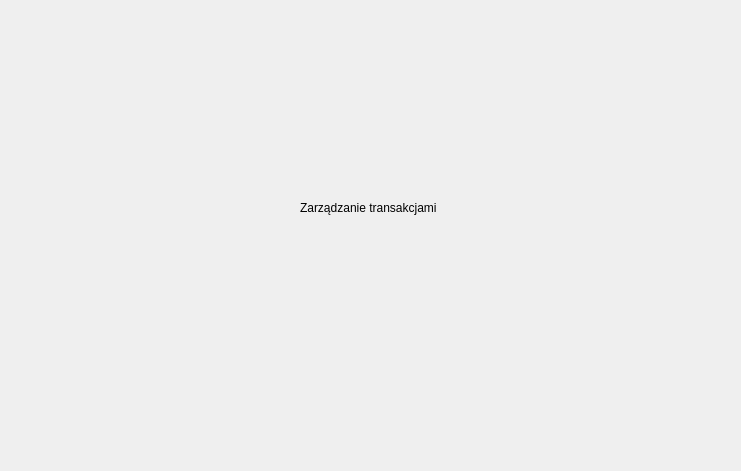
Old version of the form transactionmanagment.ui in the repository michalgolda/crm.
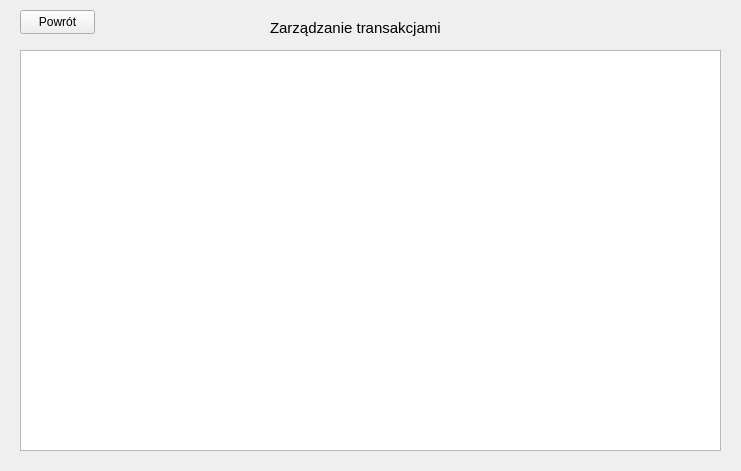
New version of the form.

Commit message: feat: load data from file and show as table view

Patch:
```diff
--- a/transactionmanagment.ui
+++ b/transactionmanagment.ui
@@ -16,16 +16,44 @@
   <widget class="QLabel" name="label">
    <property name="geometry">
     <rect>
-     <x>300</x>
-     <y>200</y>
-     <width>151</width>
+     <x>270</x>
+     <y>20</y>
+     <width>171</width>
      <height>16</height>
     </rect>
    </property>
+   <property name="font">
+    <font>
+     <pointsize>11</pointsize>
+    </font>
+   </property>
    <property name="text">
     <string>Zarządzanie transakcjami</string>
    </property>
   </widget>
+  <widget class="QPushButton" name="backButton">
+   <property name="geometry">
+    <rect>
+     <x>20</x>
+     <y>10</y>
+     <width>75</width>
+     <height>24</height>
+    </rect>
+   </property>
+   <property name="text">
+    <string>Powrót</string>
+   </property>
+  </widget>
+  <widget class="QTableView" name="tableView">
+   <property name="geometry">
+    <rect>
+     <x>20</x>
+     <y>50</y>
+     <width>701</width>
+     <height>401</height>
+    </rect>
+   </property>
+  </widget>
  </widget>
  <resources/>
  <connections/>
```
The commit also changes 11 other files.
